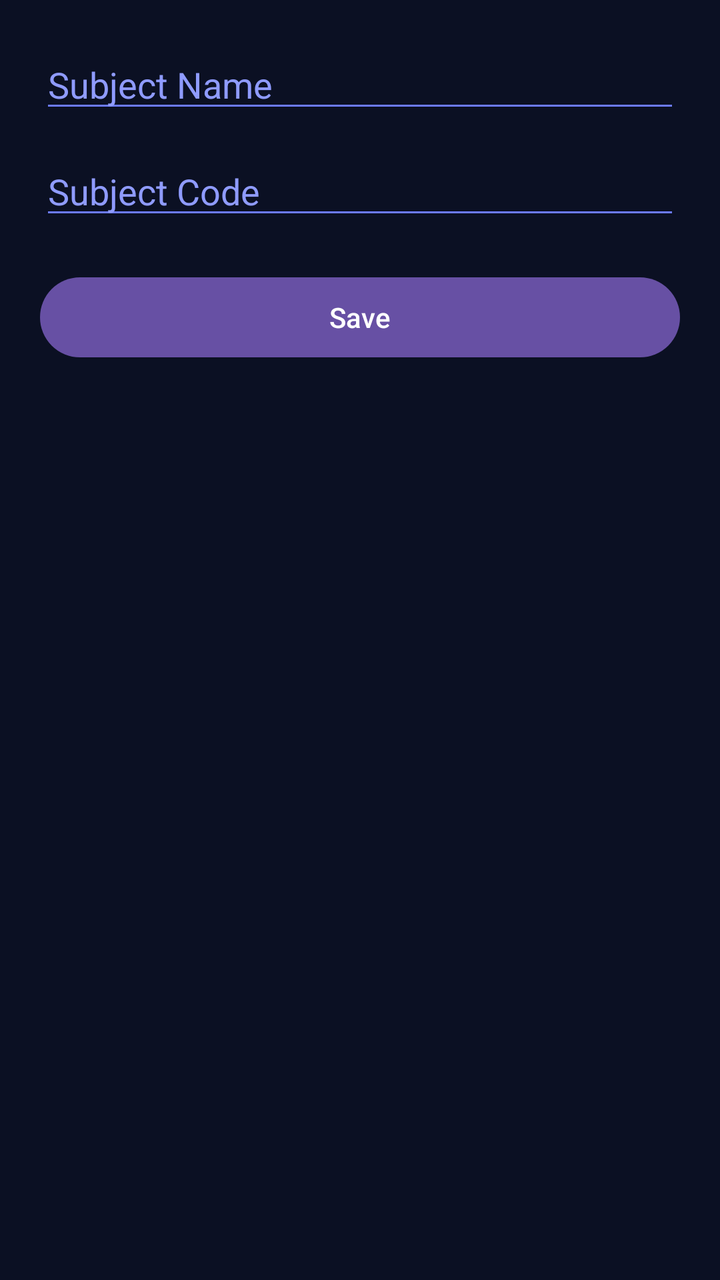
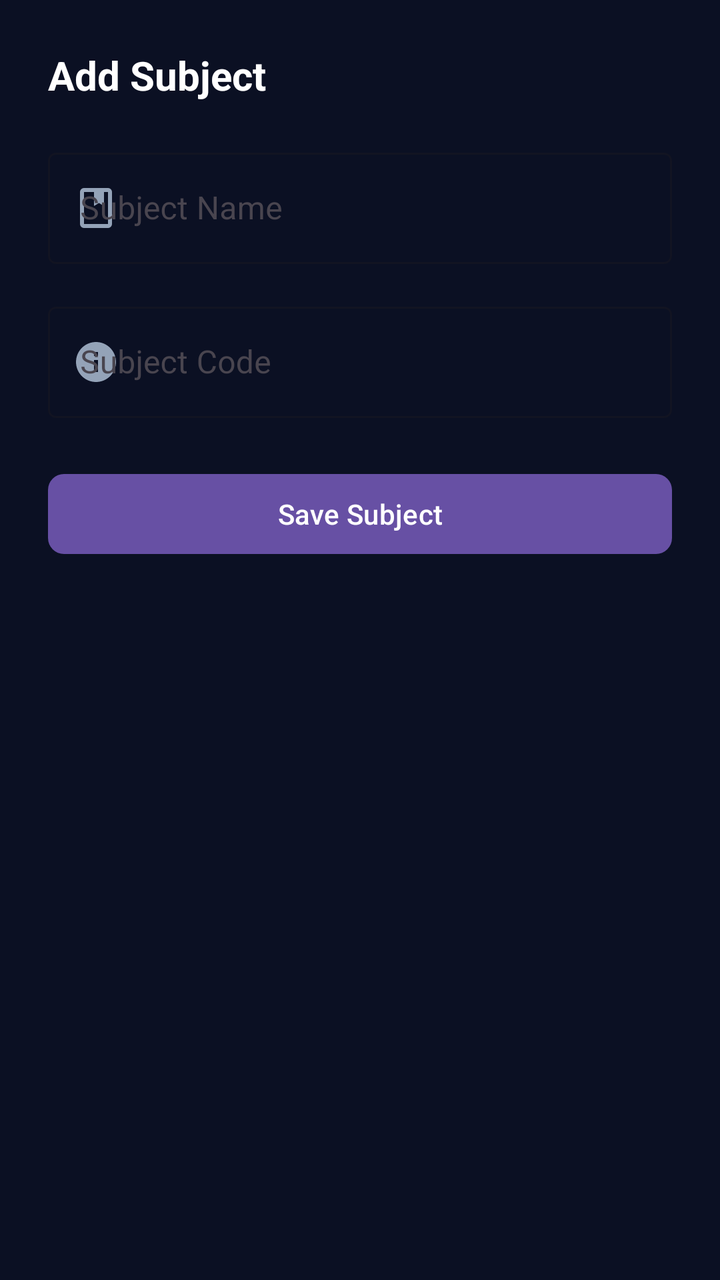

An Android layout rendered at two revisions. The XML below is the earlier revision; the diff shows what the commit changed to produce the second picture.
<!-- AndroidManifest.xml: application theme Theme.TeachSync -->
<!-- res/layout/dialog_add_subject.xml -->
<LinearLayout xmlns:android="http://schemas.android.com/apk/res/android"
    android:layout_width="match_parent"
    android:layout_height="wrap_content"
    android:orientation="vertical"
    android:padding="20dp"
    android:background="#0B1023">

    <EditText
        android:id="@+id/etSubjectName"
        android:hint="Subject Name"
        android:textColor="#FFFFFF"
        android:textColorHint="#8F9BFF"
        android:backgroundTint="#6C7BFF"
        android:layout_width="match_parent"
        android:layout_height="wrap_content"/>

    <EditText
        android:id="@+id/etSubjectCode"
        android:hint="Subject Code"
        android:textColor="#FFFFFF"
        android:textColorHint="#8F9BFF"
        android:backgroundTint="#6C7BFF"
        android:layout_marginTop="12dp"
        android:layout_width="match_parent"
        android:layout_height="wrap_content"/>

    <EditText
        android:id="@+id/etSubjectTeacher"
        android:hint="Teacher Name"
        android:visibility="gone"
        android:textColor="#FFFFFF"
        android:textColorHint="#8F9BFF"
        android:backgroundTint="#6C7BFF"
        android:layout_marginTop="12dp"
        android:layout_width="match_parent"
        android:layout_height="wrap_content"/>

    <Button
        android:id="@+id/btnSave"
        android:text="Save"
        android:layout_marginTop="20dp"
        android:layout_width="match_parent"
        android:layout_height="wrap_content"/>

</LinearLayout>
<!-- resources referenced by this layout -->
<resources>
  <style name="Theme.TeachSync" parent="Base.Theme.TeachSync" />
  <style name="Base.Theme.TeachSync" parent="Theme.Material3.DayNight.NoActionBar">
          
          
      </style>
</resources>

<!-- the commit's change to res/layout/dialog_add_subject.xml (unified diff, before → after) -->
@@ -1,45 +1,82 @@
+<?xml version="1.0" encoding="utf-8"?>
 <LinearLayout xmlns:android="http://schemas.android.com/apk/res/android"
+    xmlns:app="http://schemas.android.com/apk/res-auto"
     android:layout_width="match_parent"
     android:layout_height="wrap_content"
     android:orientation="vertical"
-    android:padding="20dp"
+    android:padding="24dp"
     android:background="#0B1023">
 
-    <EditText
-        android:id="@+id/etSubjectName"
-        android:hint="Subject Name"
-        android:textColor="#FFFFFF"
-        android:textColorHint="#8F9BFF"
-        android:backgroundTint="#6C7BFF"
+    <TextView
+        android:layout_width="wrap_content"
+        android:layout_height="wrap_content"
+        android:text="Add Subject"
+        android:textSize="20sp"
+        android:textStyle="bold"
+        android:textColor="@android:color/white"
+        android:layout_marginBottom="20dp"/>
+
+    <com.google.android.material.textfield.TextInputLayout
         android:layout_width="match_parent"
-        android:layout_height="wrap_content"/>
+        android:layout_height="wrap_content"
+        app:startIconDrawable="@drawable/outline_book_24"
+        app:startIconTint="#94A3B8"
+        android:textColorHint="#49454F"
+        style="@style/Widget.MaterialComponents.TextInputLayout.OutlinedBox">
 
-    <EditText
-        android:id="@+id/etSubjectCode"
-        android:hint="Subject Code"
-        android:textColor="#FFFFFF"
-        android:textColorHint="#8F9BFF"
-        android:backgroundTint="#6C7BFF"
-        android:layout_marginTop="12dp"
+        <com.google.android.material.textfield.TextInputEditText
+            android:id="@+id/etSubjectName"
+            android:layout_width="match_parent"
+            android:layout_height="wrap_content"
+            android:hint="Subject Name"
+            android:textColor="#FFFFFF"
+            android:textColorHint="#94A3B8" />
+    </com.google.android.material.textfield.TextInputLayout>
+
+    <com.google.android.material.textfield.TextInputLayout
         android:layout_width="match_parent"
-        android:layout_height="wrap_content"/>
+        android:layout_height="wrap_content"
+        android:layout_marginTop="16dp"
+        app:startIconDrawable="@drawable/baseline_info_24"
+        app:startIconTint="#94A3B8"
+        android:textColorHint="#49454F"
+        style="@style/Widget.MaterialComponents.TextInputLayout.OutlinedBox">
 
-    <EditText
-        android:id="@+id/etSubjectTeacher"
-        android:hint="Teacher Name"
+        <com.google.android.material.textfield.TextInputEditText
+            android:id="@+id/etSubjectCode"
+            android:layout_width="match_parent"
+            android:layout_height="wrap_content"
+            android:hint="Subject Code"
+            android:textColor="#FFFFFF"
+            android:textColorHint="#94A3B8" />
+    </com.google.android.material.textfield.TextInputLayout>
+
+    <com.google.android.material.textfield.TextInputLayout
+        android:id="@+id/layoutSubjectTeacher"
+        android:layout_width="match_parent"
+        android:layout_height="wrap_content"
+        android:layout_marginTop="16dp"
         android:visibility="gone"
-        android:textColor="#FFFFFF"
-        android:textColorHint="#8F9BFF"
-        android:backgroundTint="#6C7BFF"
-        android:layout_marginTop="12dp"
+        app:startIconDrawable="@drawable/baseline_person_24"
+        app:startIconTint="#94A3B8"
+        style="@style/Widget.MaterialComponents.TextInputLayout.OutlinedBox">
+
+        <com.google.android.material.textfield.TextInputEditText
+            android:id="@+id/etSubjectTeacher"
+            android:layout_width="match_parent"
+            android:layout_height="wrap_content"
+            android:hint="Teacher Name"
+            android:textColor="#FFFFFF"
+            android:textColorHint="#94A3B8" />
+    </com.google.android.material.textfield.TextInputLayout>
+
+    <com.google.android.material.button.MaterialButton
+        android:id="@+id/btnSave"
         android:layout_width="match_parent"
-        android:layout_height="wrap_content"/>
-
-    <Button
-        android:id="@+id/btnSave"
-        android:text="Save"
-        android:layout_marginTop="20dp"
-        android:layout_width="match_parent"
-        android:layout_height="wrap_content"/>
+        android:layout_height="wrap_content"
+        android:text="Save Subject"
+        android:textAllCaps="false"
+        android:layout_marginTop="24dp"
+        app:cornerRadius="8dp" />
 
 </LinearLayout>
<!-- resource entries referenced after the edit -->
@@ -1,5 +1,23 @@
 <!-- resources referenced by this layout -->
 <resources>
+  <!-- drawable baseline_info_24 (drawable) -->
+  <vector xmlns:android="http://schemas.android.com/apk/res/android" android:height="24dp" android:tint="#000000" android:viewportHeight="24" android:viewportWidth="24" android:width="24dp">
+        
+      <path android:fillColor="@android:color/white" android:pathData="M12,2C6.48,2 2,6.48 2,12s4.48,10 10,10 10,-4.48 10,-10S17.52,2 12,2zM13,17h-2v-6h2v6zM13,9h-2L11,7h2v2z"/>
+      
+  </vector>
+  <!-- drawable baseline_person_24 (drawable) -->
+  <vector xmlns:android="http://schemas.android.com/apk/res/android" android:height="24dp" android:tint="#000000" android:viewportHeight="24" android:viewportWidth="24" android:width="24dp">
+        
+      <path android:fillColor="@android:color/white" android:pathData="M12,12c2.21,0 4,-1.79 4,-4s-1.79,-4 -4,-4 -4,1.79 -4,4 1.79,4 4,4zM12,14c-2.67,0 -8,1.34 -8,4v2h16v-2c0,-2.66 -5.33,-4 -8,-4z"/>
+      
+  </vector>
+  <!-- drawable outline_book_24 (drawable) -->
+  <vector xmlns:android="http://schemas.android.com/apk/res/android" android:height="24dp" android:tint="#000000" android:viewportHeight="960" android:viewportWidth="960" android:width="24dp">
+        
+      <path android:fillColor="@android:color/white" android:pathData="M240,880Q207,880 183.5,856.5Q160,833 160,800L160,160Q160,127 183.5,103.5Q207,80 240,80L720,80Q753,80 776.5,103.5Q800,127 800,160L800,800Q800,833 776.5,856.5Q753,880 720,880L240,880ZM240,800L720,800Q720,800 720,800Q720,800 720,800L720,160Q720,160 720,160Q720,160 720,160L640,160L640,440L540,380L440,440L440,160L240,160Q240,160 240,160Q240,160 240,160L240,800Q240,800 240,800Q240,800 240,800ZM240,800Q240,800 240,800Q240,800 240,800L240,160Q240,160 240,160Q240,160 240,160L240,160Q240,160 240,160Q240,160 240,160L240,800Q240,800 240,800Q240,800 240,800ZM440,440L540,380L640,440L640,440L540,380L440,440Z"/>
+      
+  </vector>
   <style name="Theme.TeachSync" parent="Base.Theme.TeachSync" />
   <style name="Base.Theme.TeachSync" parent="Theme.Material3.DayNight.NoActionBar">
           
